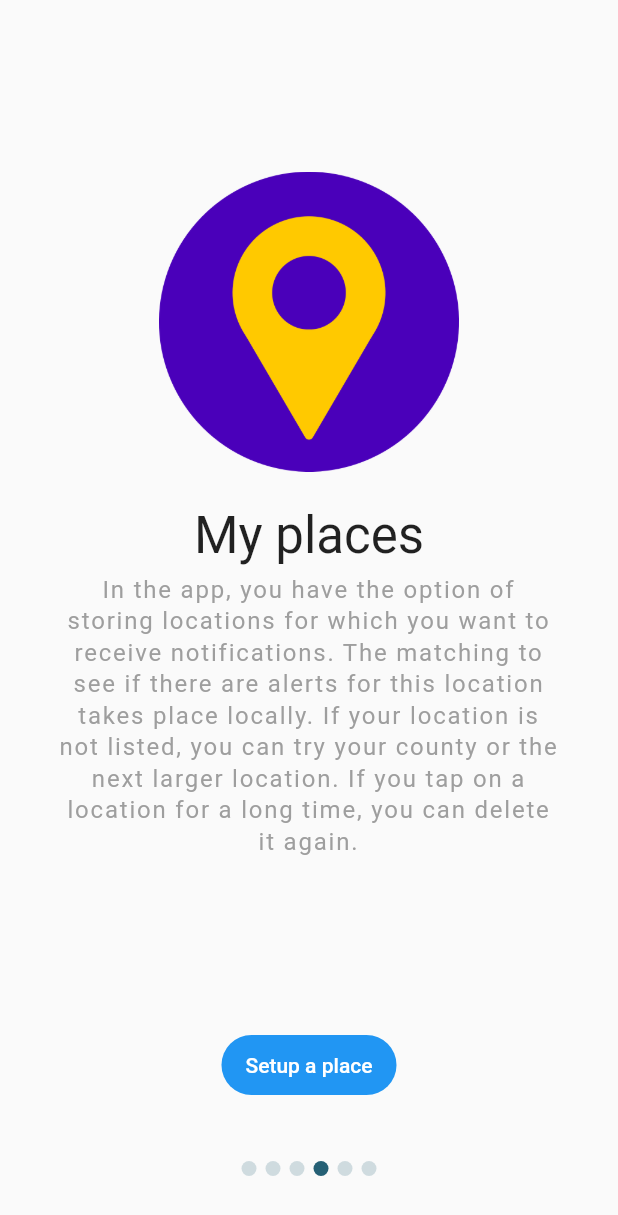
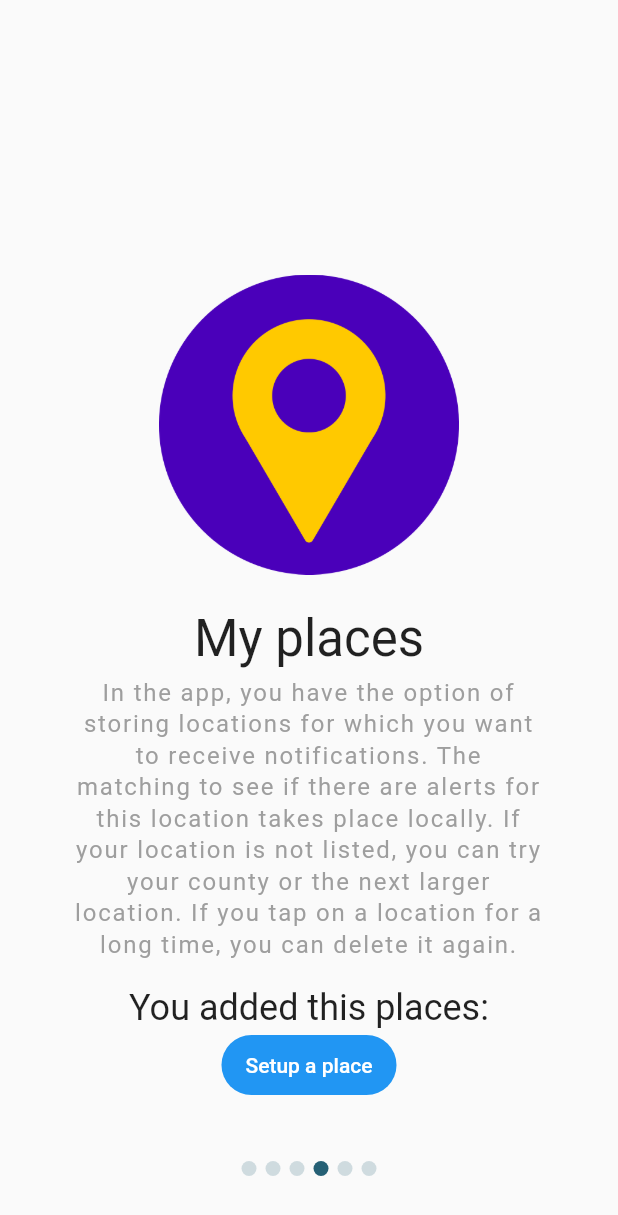
Before and after one commit to nucleus-ffm/foss_warn, a Flutter app: the screen it shows after launch, swiped to page 4, on a phone screen of 412 x 824 dp. Shown: the top 1215 px of the screen. Run offline on Flutter 3.47's test engine with Material 2 defaults, Android fonts, the phone set to English and light mode, and no system bars; our stand-ins replace flutter_local_notifications, rxdart, share_plus, shared_preferences; missing offline and left inert: android_alarm_manager_plus, app_settings, shared_preferences_android; generated files the repository leaves out were written again; network calls fail.

Commit message:
Call geocode handler and make all intro views look more similar

```diff
--- a/lib/views/WelcomeView.dart
+++ b/lib/views/WelcomeView.dart
@@ -1,6 +1,8 @@
 import 'package:flutter/material.dart';
 import 'package:flutter/services.dart';
 import 'package:flutter_gen/gen_l10n/app_localizations.dart';
+import '../services/geocodeHandler.dart';
+import '../services/listHandler.dart';
 import '../services/welcomeScreenItems.dart';
 import '../main.dart';
 import 'SettingsView.dart';
@@ -24,6 +26,10 @@ class _WelcomeViewState extends State<WelcomeView> with WidgetsBindingObserver {
   @override
   void initState() {
     super.initState();
+    if (geocodeMap.isEmpty) {
+      print("call geocode handler");
+      geocodeHandler();
+    }
     WidgetsBinding.instance.addObserver(this);
     setState(() {
       _batteryOptimizationFuture = this._isBatteryOptimizationEnabled();
@@ -64,7 +70,7 @@ class _WelcomeViewState extends State<WelcomeView> with WidgetsBindingObserver {
                 return Column(
                   mainAxisAlignment: MainAxisAlignment.center,
                   children: [
-                    Expanded(child: _buildSlide(item)),
+                    _buildSlide(context, item),
                     _buildActionButtons(context, item.action),
                     isLastSlide
                         ? SizedBox(height: 90)
@@ -81,33 +87,25 @@ class _WelcomeViewState extends State<WelcomeView> with WidgetsBindingObserver {
     );
   }
 
-  Widget _buildSlide(WelcomeScreenItem item) {
-    return Container(
-        padding: EdgeInsets.symmetric(horizontal: 18.0),
-        child: Column(
-          mainAxisAlignment: MainAxisAlignment.center,
-          children: [
-            Image.asset(item.imagePath, width: 220.0, height: 200.0),
-            Padding(
-              padding: EdgeInsets.symmetric(horizontal: 20.0),
+  Widget _buildSlide(BuildContext context, WelcomeScreenItem item) {
+    return Expanded(
         child: Column(
       children: [
-                  Text(item.title,
-                      style: TextStyle(fontSize: 34.0, height: 2.0)),
-                  SingleChildScrollView(
-                    child: Text(
-                      item.description,
+        SizedBox(height: MediaQuery.of(context).size.height / 4.5),
+        Image.asset(item.imagePath, width: 220.0, height: 200.0),
+        Text(item.title, style: TextStyle(fontSize: 34.0, height: 2.0)),
+        Expanded(
+            child: Padding(
+                padding: EdgeInsets.symmetric(horizontal: 50.0),
+                child: SingleChildScrollView(
+                    primary: true,
+                    child: Text(item.description,
                         style: TextStyle(
                             color: Colors.grey,
                             letterSpacing: 1.2,
                             fontSize: 16.0,
                             height: 1.3),
-                      textAlign: TextAlign.center,
-                    ),
-                  )
-                ],
-              ),
-            )
+                        textAlign: TextAlign.center))))
       ],
     ));
   }
@@ -115,10 +113,7 @@ class _WelcomeViewState extends State<WelcomeView> with WidgetsBindingObserver {
   Widget _buildActionButtons(BuildContext context, String? action) {
     switch (action) {
       case "batteryOptimization":
-        return Row(
-          mainAxisAlignment: MainAxisAlignment.center,
-          children: [
-            FutureBuilder<bool>(
+        return FutureBuilder<bool>(
             future: _batteryOptimizationFuture,
             builder: (context, snapshot) {
               if (snapshot.connectionState == ConnectionState.done) {
@@ -134,11 +129,10 @@ class _WelcomeViewState extends State<WelcomeView> with WidgetsBindingObserver {
                           .welcome_view_battery_optimisation_action
                           : AppLocalizations.of(context)
                           .welcome_view_battery_optimisation_action_success,
-                          style: TextStyle(color: Colors.white),
                     ),
                     icon: batteryOptimizationEnabled
                         ? Icon(Icons.battery_saver)
-                            : Icon(Icons.check),
+                        : Icon(Icons.check, color: Colors.green)
                   );
                 } else {
                   print(
@@ -147,13 +141,21 @@ class _WelcomeViewState extends State<WelcomeView> with WidgetsBindingObserver {
                 }
               } else
                 return CircularProgressIndicator();
-                })
-          ],
-        );
+            });
       case "setup":
-        return Row(
+        return Column(
           mainAxisAlignment: MainAxisAlignment.center,
           children: [
+            Text("You added this places:", style: TextStyle(fontSize: 24.0)),
+            // @todo show added places
+            /*ListView.builder(
+              itemCount: myPlaceList.length,
+              itemBuilder: (context, index) {
+                return ListTile(
+                  title: Text(myPlaceList[index].name),
+                );
+              },
+            ),*/
             FilledButton(
               onPressed: () => {
                 Navigator.push(
@@ -162,6 +164,7 @@ class _WelcomeViewState extends State<WelcomeView> with WidgetsBindingObserver {
                 )
               },
               child: Text(
+                // @todo translations
                 "Setup a place",
                 style: TextStyle(color: Colors.white),
               ),
```
Lines whose indentation alone changed are shown as unchanged.
